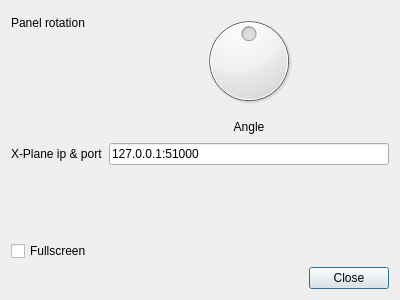
Old version of the form dialogs/settingsdialog.ui in the repository vranki/ExtPlane-Panel.
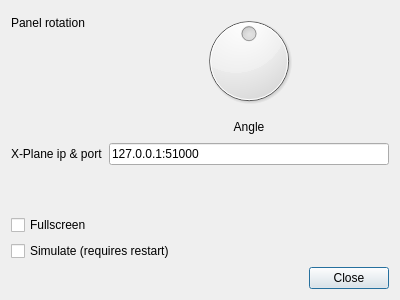
New version of the form.

What changed in the file:
```diff
--- a/dialogs/settingsdialog.ui
+++ b/dialogs/settingsdialog.ui
@@ -82,6 +82,13 @@
      </property>
     </widget>
    </item>
+   <item>
+    <widget class="QCheckBox" name="simulateCheckbox">
+     <property name="text">
+      <string>Simulate (requires restart)</string>
+     </property>
+    </widget>
+   </item>
    <item>
     <widget class="QDialogButtonBox" name="buttonBox">
      <property name="orientation">
```
